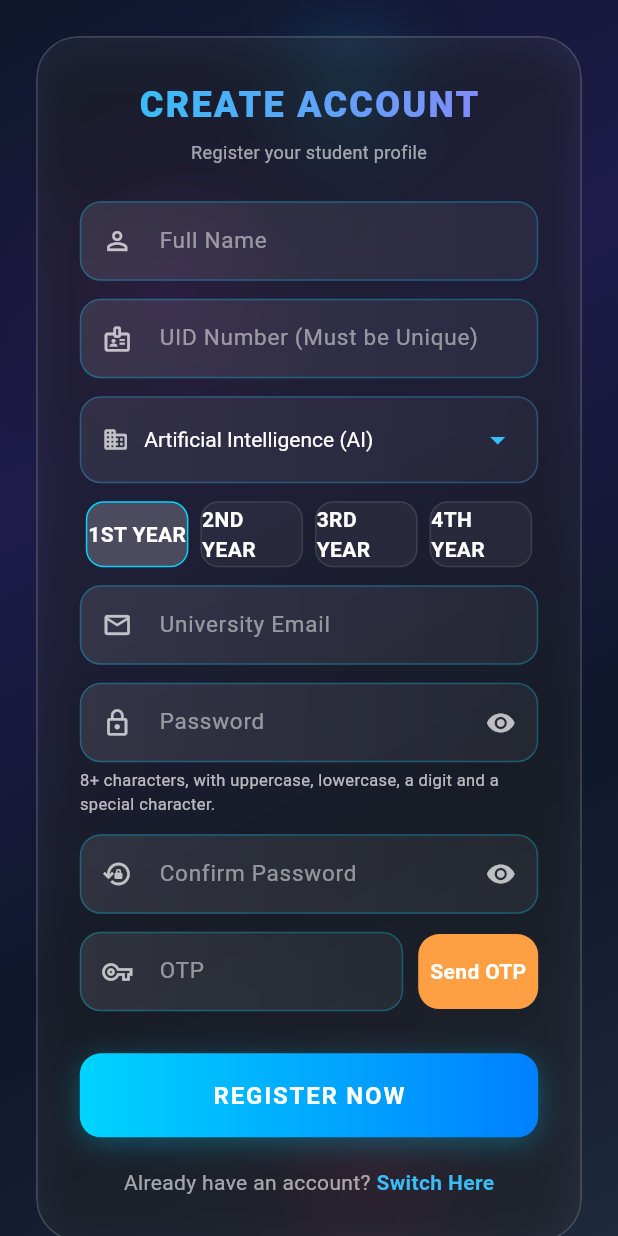
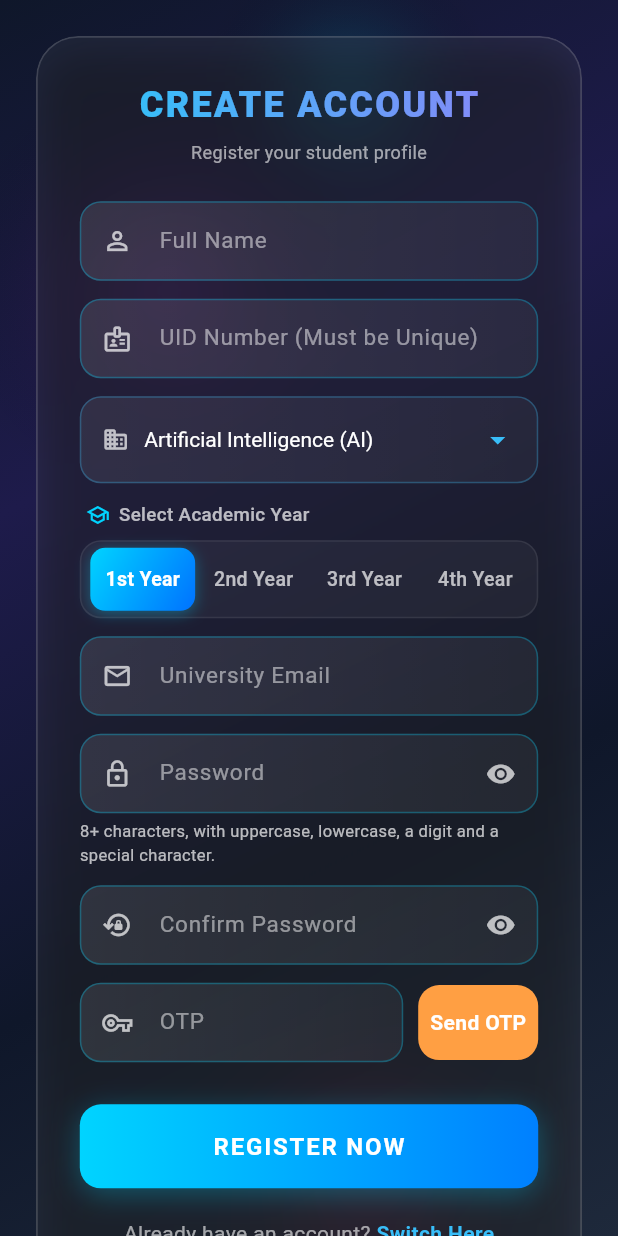
Before and after one commit to somesh123211/skillsphere2.0, a Flutter app: the screen it shows after launch, after a tap on "LOGIN", after a tap on "Switch Here", on a phone screen of 412 x 824 dp. Run offline on Flutter 3.47's test engine with Material 3 defaults, Android fonts, the phone set to English and light mode, and no system bars; our stand-ins replace dio, firebase_core, firebase_messaging, flutter_local_notifications, image_picker, pdf and 2 more; missing offline and left inert: dart:html; accounts and stored records are empty.

Commit message:
Redesign Year selection UI on Student Registration page to modern single-line glass pills

```diff
--- a/frontend/FRONTEND/lib/login_signup_page.dart
+++ b/frontend/FRONTEND/lib/login_signup_page.dart
@@ -42,14 +42,14 @@ class _LoginSignupPageState extends State<LoginSignupPage> {
   final otpController = TextEditingController();
 
   // ================= FIXED / OPTION VALUES =================
-  String selectedYear = '1ST YEAR';
+  String selectedYear = '1st Year';
   String selectedBranch = 'AI';
 
   final List<String> yearOptions = const [
-    '1ST YEAR',
-    '2ND YEAR',
-    '3RD YEAR',
-    '4TH YEAR',
+    '1st Year',
+    '2nd Year',
+    '3rd Year',
+    '4th Year',
   ];
 
   final Map<String, String> departmentOptions = const {
@@ -183,7 +183,7 @@ class _LoginSignupPageState extends State<LoginSignupPage> {
       "name": nameController.text.trim(),
       "uid": uidController.text.trim(),
       "branch": selectedBranch,
-      "year": selectedYear.substring(0, 1),
+      "year": RegExp(r'\d').firstMatch(selectedYear)?.group(0) ?? "1",
       "email": emailController.text.trim(),
       "password": passwordController.text.trim(),
       "otp": otpController.text.trim(),
@@ -738,37 +738,91 @@ class _SegmentedButton<T> extends StatelessWidget {
 
   @override
   Widget build(BuildContext context) {
-    return Row(
+    return Column(
+      crossAxisAlignment: CrossAxisAlignment.start,
+      children: [
+        Padding(
+          padding: const EdgeInsets.only(left: 4, bottom: 8),
+          child: Row(
+            children: const [
+              Icon(Icons.school_outlined, size: 16, color: Color(0xFF00D4FF)),
+              SizedBox(width: 6),
+              Text(
+                "Select Academic Year",
+                style: TextStyle(
+                  color: Colors.white70,
+                  fontSize: 12.5,
+                  fontWeight: FontWeight.w500,
+                ),
+              ),
+            ],
+          ),
+        ),
+        Container(
+          padding: const EdgeInsets.all(4),
+          decoration: BoxDecoration(
+            color: Colors.white.withOpacity(0.04),
+            borderRadius: BorderRadius.circular(14),
+            border: Border.all(color: Colors.white.withOpacity(0.08)),
+          ),
+          child: Row(
             children: values.map((v) {
               final isSelected = v == selected;
               return Expanded(
                 child: GestureDetector(
                   onTap: () => onChanged(v),
-            child: Container(
-              height: 44,
-              margin: const EdgeInsets.symmetric(horizontal: 4),
+                  child: AnimatedContainer(
+                    duration: const Duration(milliseconds: 200),
+                    curve: Curves.easeInOut,
+                    height: 42,
+                    margin: const EdgeInsets.symmetric(horizontal: 2),
                     decoration: BoxDecoration(
-                color: isSelected
-                    ? Colors.white.withOpacity(0.2)
-                    : Colors.white.withOpacity(0.05),
-                borderRadius: BorderRadius.circular(12),
-                border: Border.all(
-                  color: isSelected
-                      ? const Color(0xFF00d4ff)
-                      : Colors.white.withOpacity(0.1),
+                      gradient: isSelected
+                          ? const LinearGradient(
+                              colors: [Color(0xFF00D4FF), Color(0xFF0072FF)],
+                              begin: Alignment.topLeft,
+                              end: Alignment.bottomRight,
+                            )
+                          : null,
+                      color: isSelected ? null : Colors.transparent,
+                      borderRadius: BorderRadius.circular(10),
+                      boxShadow: isSelected
+                          ? [
+                              BoxShadow(
+                                color: const Color(0xFF00D4FF).withOpacity(0.35),
+                                blurRadius: 8,
+                                offset: const Offset(0, 2),
+                              )
+                            ]
+                          : [],
+                    ),
+                    child: Center(
+                      child: FittedBox(
+                        fit: BoxFit.scaleDown,
+                        child: Padding(
+                          padding: const EdgeInsets.symmetric(horizontal: 4),
+                          child: Text(
+                            v.toString(),
+                            maxLines: 1,
+                            style: TextStyle(
+                              color: isSelected ? Colors.white : Colors.white70,
+                              fontSize: 13,
+                              fontWeight: isSelected
+                                  ? FontWeight.w700
+                                  : FontWeight.w500,
+                              letterSpacing: 0.2,
                             ),
                           ),
-              child: Center(
-                child: Text(
-                  v.toString(),
-                  style: const TextStyle(
-                      color: Colors.white, fontWeight: FontWeight.bold),
+                        ),
                       ),
                     ),
                   ),
                 ),
               );
             }).toList(),
+          ),
+        ),
+      ],
     );
   }
 }
```
Lines whose indentation alone changed are shown as unchanged.
